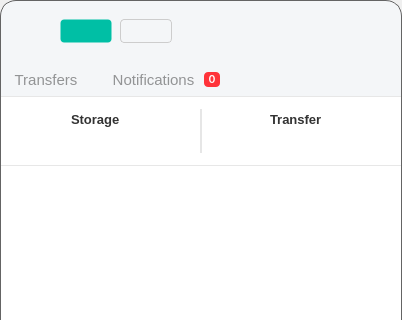
The window that src/MEGASync/gui/win/InfoDialog.ui (meganz/MEGAsync) describes before a commit, drawn with Qt 5; both pictures show x 0 to 402 and y 0 to 320 of the 402 by 564 pixel window.
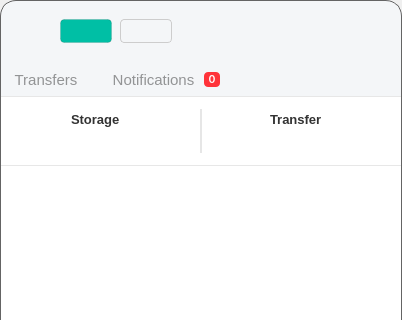
The same window after the commit. Icons and pictures are not drawn. Custom widgets are drawn as their Qt base class.

Commit message: SNC-5301. Upgrade disabled color (release 5.9)

Patch:
```diff
--- a/src/MEGASync/gui/win/InfoDialog.ui
+++ b/src/MEGASync/gui/win/InfoDialog.ui
@@ -71,7 +71,7 @@
 font-family: Inter;
 font-size: 12px;
 line-height: 18px;
-border: 1px solid #0000001A;
+border: 1px solid rgba(0, 0, 0, 10%);
 border-radius: 4px;
 color: #FFFFFF;
 padding: 4px 8px;
@@ -92,7 +92,7 @@
 
 #bUpgrade::disabled
 {
-background-color: #00BFA54D;
+background-color: rgba(0, 191, 165, 30%);
 }
 
 #bCreateSync
```
The commit also changes 2 other files.
